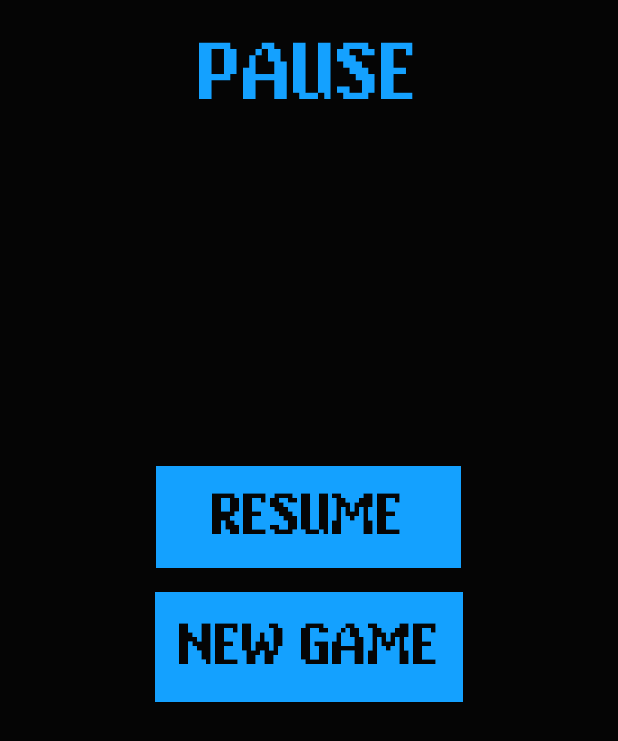
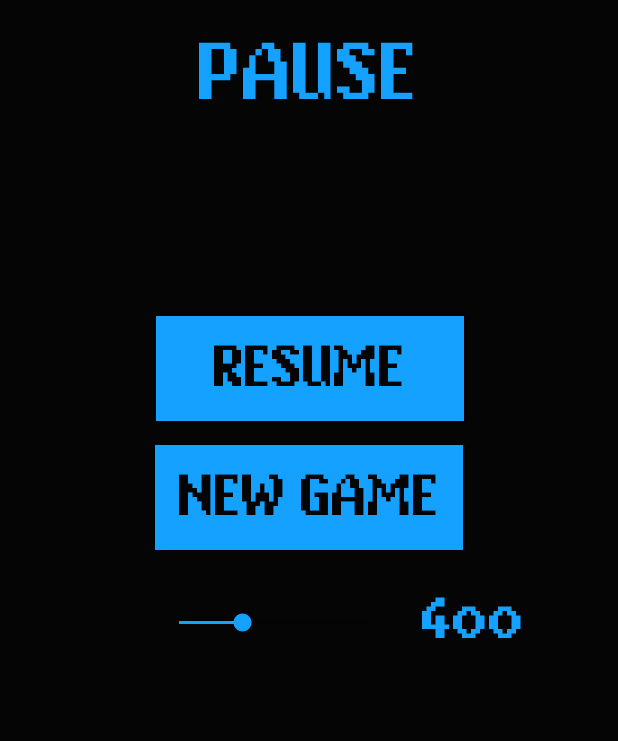
Before and after one commit to akimovve/Concentration_Game, an Android app: the Settings screen opened directly, with no data from a screen before it, on a phone screen of 412 x 824 dp. Shown: the top 741 px of the screen. Run offline under Robolectric (Android 15) with nearby library versions, the phone set to English and light mode, and no system bars; Roboto replaces fonts that are not available here.

Commit message:
Sunday 2nd
Added new features and redesign

```diff
--- a/app/src/main/java/com/example/concentration/SettingsMenu/Settings.java
+++ b/app/src/main/java/com/example/concentration/SettingsMenu/Settings.java
@@ -4,6 +4,8 @@ import android.content.Intent;
 import android.os.Bundle;
 import android.view.View;
 import android.widget.Button;
+import android.widget.SeekBar;
+import android.widget.TextView;
 
 import androidx.annotation.Nullable;
 import androidx.appcompat.app.AppCompatActivity;
@@ -14,6 +16,9 @@ import com.example.concentration.R;
 public class Settings extends AppCompatActivity {
 
     Button resumeButton, newGameButton;
+    TextView delayTextView;
+    SeekBar delayOfShowSlider;
+
 
     @Override
     protected void onCreate(@Nullable Bundle savedInstanceState) {
@@ -22,6 +27,22 @@ public class Settings extends AppCompatActivity {
 
         resumeButton = findViewById(R.id.resumeButton);
         newGameButton = findViewById(R.id.newGameButton);
+        delayTextView = findViewById(R.id.delayTextView);
+        delayOfShowSlider = findViewById(R.id.delayOfShowSlider);
+
+        delayOfShowSlider.setOnSeekBarChangeListener(new SeekBar.OnSeekBarChangeListener() {
+            @Override
+            public void onProgressChanged(SeekBar seekBar, int progress, boolean fromUser) {
+                delayTextView.setText(String.valueOf(progress));
+            }
+            @Override
+            public void onStartTrackingTouch(SeekBar seekBar) {
+            }
+            @Override
+            public void onStopTrackingTouch(SeekBar seekBar) {
+
+            }
+        });
 
         newGameButton.setOnClickListener(new View.OnClickListener() {
             @Override
@@ -31,6 +52,13 @@ public class Settings extends AppCompatActivity {
             }
         });
 
+        resumeButton.setOnClickListener(new View.OnClickListener() {
+            @Override
+            public void onClick(View v) {
+                finish();
+            }
+        });
+
 
 
     }
--- a/app/src/main/res/layout/activity_settings.xml
+++ b/app/src/main/res/layout/activity_settings.xml
@@ -11,7 +11,7 @@
     <Button
         android:id="@+id/newGameButton"
         android:layout_width="205dp"
-        android:layout_height="73dp"
+        android:layout_height="70dp"
         android:layout_marginTop="16dp"
         android:background="@color/buttonsColor"
         android:fontFamily="@font/pixel_font"
@@ -26,16 +26,16 @@
 
     <Button
         android:id="@+id/resumeButton"
-        android:layout_width="203dp"
-        android:layout_height="68dp"
-        android:layout_marginTop="236dp"
+        android:layout_width="205dp"
+        android:layout_height="70dp"
+        android:layout_marginTop="136dp"
         android:background="@color/buttonsColor"
         android:fontFamily="@font/pixel_font"
         android:text="@string/resume_buttontitle"
         android:textColor="@color/colorPrimaryDark"
         android:textSize="36sp"
         app:layout_constraintEnd_toEndOf="parent"
-        app:layout_constraintHorizontal_bias="0.498"
+        app:layout_constraintHorizontal_bias="0.504"
         app:layout_constraintStart_toStartOf="parent"
         app:layout_constraintTop_toBottomOf="@+id/textView" />
 
@@ -47,8 +47,45 @@
         android:fontFamily="@font/pixel_font"
         android:text="@string/pause_buttontitle"
         android:textColor="@color/buttonsColor"
-        android:textSize="50dp"
+        android:textSize="50sp"
         app:layout_constraintEnd_toEndOf="parent"
         app:layout_constraintStart_toStartOf="parent"
         app:layout_constraintTop_toTopOf="parent" />
+
+    <SeekBar
+        android:id="@+id/delayOfShowSlider"
+        android:layout_width="159dp"
+        android:layout_height="57dp"
+        android:layout_marginTop="16dp"
+        android:background="@color/colorPrimaryDark"
+        android:max="1000"
+        android:min="100"
+
+        android:progress="400"
+        android:progressTint="@color/buttonsColor"
+        android:thumbTint="@color/buttonsColor"
+        app:layout_constraintBottom_toBottomOf="parent"
+        app:layout_constraintEnd_toEndOf="parent"
+        app:layout_constraintHorizontal_bias="0.408"
+        app:layout_constraintStart_toStartOf="parent"
+        app:layout_constraintTop_toBottomOf="@+id/newGameButton"
+        app:layout_constraintVertical_bias="0.01" />
+
+    <TextView
+        android:id="@+id/delayTextView"
+        android:layout_width="106dp"
+        android:layout_height="57dp"
+        android:layout_marginTop="16dp"
+        android:fontFamily="@font/pixel_font"
+        android:gravity="center"
+        android:text="@string/default_delay"
+        android:textColor="@color/buttonsColor"
+        android:textSize="36sp"
+        app:layout_constraintBottom_toBottomOf="parent"
+        app:layout_constraintEnd_toEndOf="parent"
+        app:layout_constraintHorizontal_bias="0.0"
+        app:layout_constraintStart_toEndOf="@+id/delayOfShowSlider"
+        app:layout_constraintTop_toBottomOf="@+id/newGameButton"
+        app:layout_constraintVertical_bias="0.007" />
+
 </androidx.constraintlayout.widget.ConstraintLayout>
--- a/app/src/main/res/values/strings.xml
+++ b/app/src/main/res/values/strings.xml
@@ -5,4 +5,5 @@
     <string name="new_game">NEW GAME</string>
     <string name="resume_buttontitle">RESUME</string>
     <string name="pause_buttontitle">PAUSE</string>
+    <string name="default_delay">400</string>
 </resources>
```
Also changed, not shown: app/src/main/java/com/example/concentration/MainActivity.java (+84 -20 lines), app/src/main/res/layout/activity_main.xml (+12 -0 lines).
